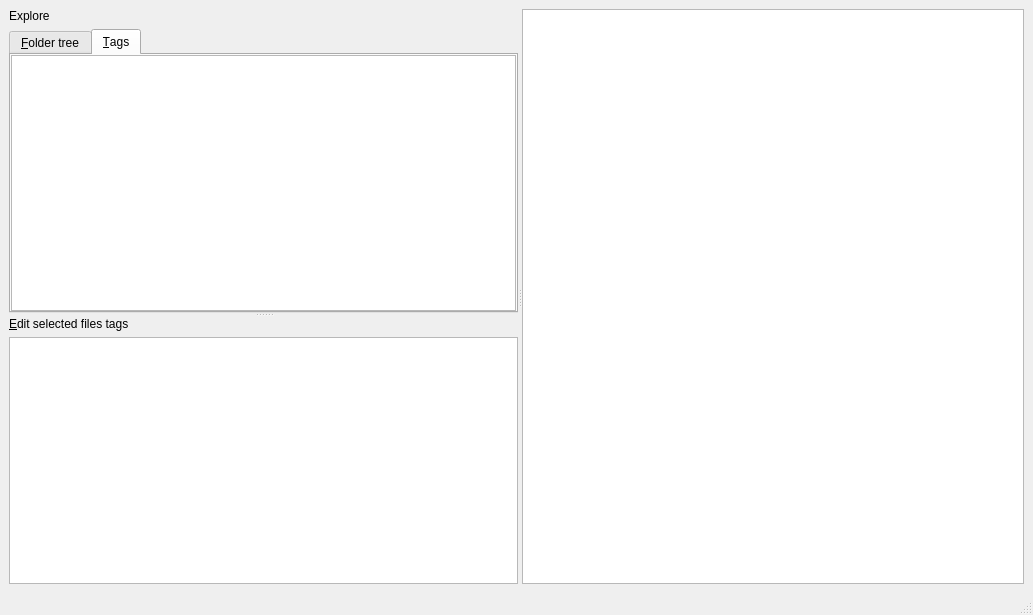
First picture: the form in sittagger/mainwindow.ui, repository hydrargyrum/sit-tagger, before the edit.
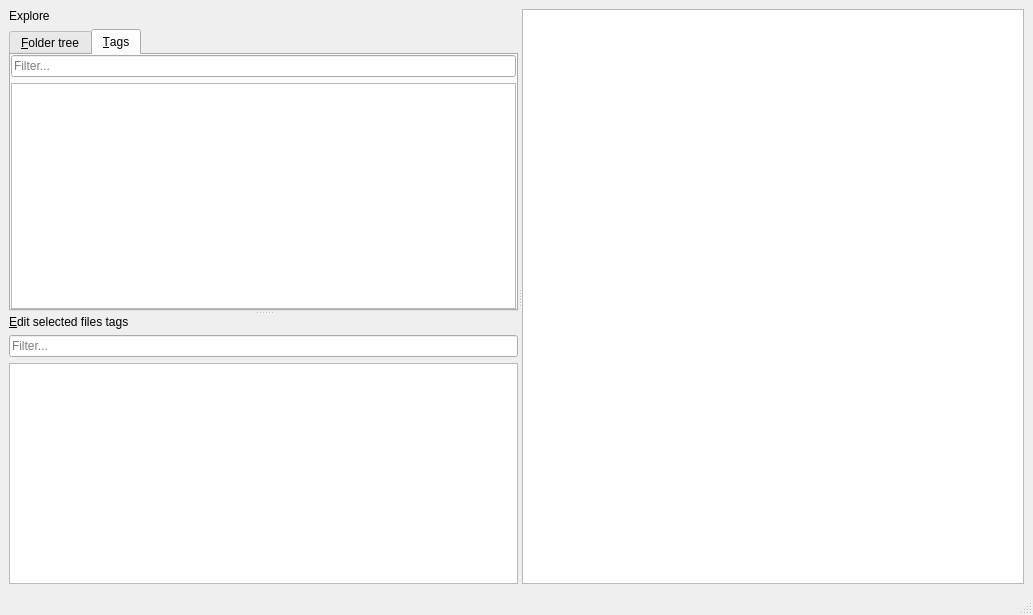
Second picture: the form after the edit. The open tabs and pages were chosen to show the change. Custom widgets are drawn as their Qt base class.

Commit message: ui: add text filter for tag chooser and editor

```diff
--- a/sittagger/mainwindow.ui
+++ b/sittagger/mainwindow.ui
@@ -24,7 +24,7 @@
        <property name="orientation">
         <enum>Qt::Vertical</enum>
        </property>
-       <widget class="QWidget" name="">
+       <widget class="QWidget" name="layoutWidget">
         <layout class="QVBoxLayout" name="verticalLayout">
          <item>
           <widget class="QLabel" name="label">
@@ -71,7 +71,7 @@
             <attribute name="title">
              <string>&amp;Tags</string>
             </attribute>
-            <layout class="QHBoxLayout" name="horizontalLayout">
+            <layout class="QVBoxLayout" name="verticalLayout_3">
              <property name="leftMargin">
               <number>0</number>
              </property>
@@ -84,6 +84,16 @@
              <property name="bottomMargin">
               <number>0</number>
              </property>
+             <item>
+              <widget class="TagFilter" name="tagChooserFilter">
+               <property name="placeholderText">
+                <string>Filter...</string>
+               </property>
+               <property name="clearButtonEnabled">
+                <bool>true</bool>
+               </property>
+              </widget>
+             </item>
              <item>
               <widget class="TagChooser" name="tagChooser">
                <property name="alternatingRowColors">
@@ -97,7 +107,7 @@
          </item>
         </layout>
        </widget>
-       <widget class="QWidget" name="">
+       <widget class="QWidget" name="layoutWidget">
         <layout class="QVBoxLayout" name="verticalLayout_2">
          <item>
           <widget class="QLabel" name="label_2">
@@ -109,6 +119,16 @@
            </property>
           </widget>
          </item>
+         <item>
+          <widget class="TagFilter" name="tagEditorFilter">
+           <property name="placeholderText">
+            <string>Filter...</string>
+           </property>
+           <property name="clearButtonEnabled">
+            <bool>true</bool>
+           </property>
+          </widget>
+         </item>
          <item>
           <widget class="TagEditor" name="tagEditor">
            <property name="alternatingRowColors">
@@ -157,6 +177,11 @@
    <extends>QListView</extends>
    <header>sittagger.imagewidgets</header>
   </customwidget>
+  <customwidget>
+   <class>TagFilter</class>
+   <extends>QLineEdit</extends>
+   <header>sittagger.tagwidgets</header>
+  </customwidget>
  </customwidgets>
  <resources/>
  <connections/>
```
The commit also changes 2 other files.
